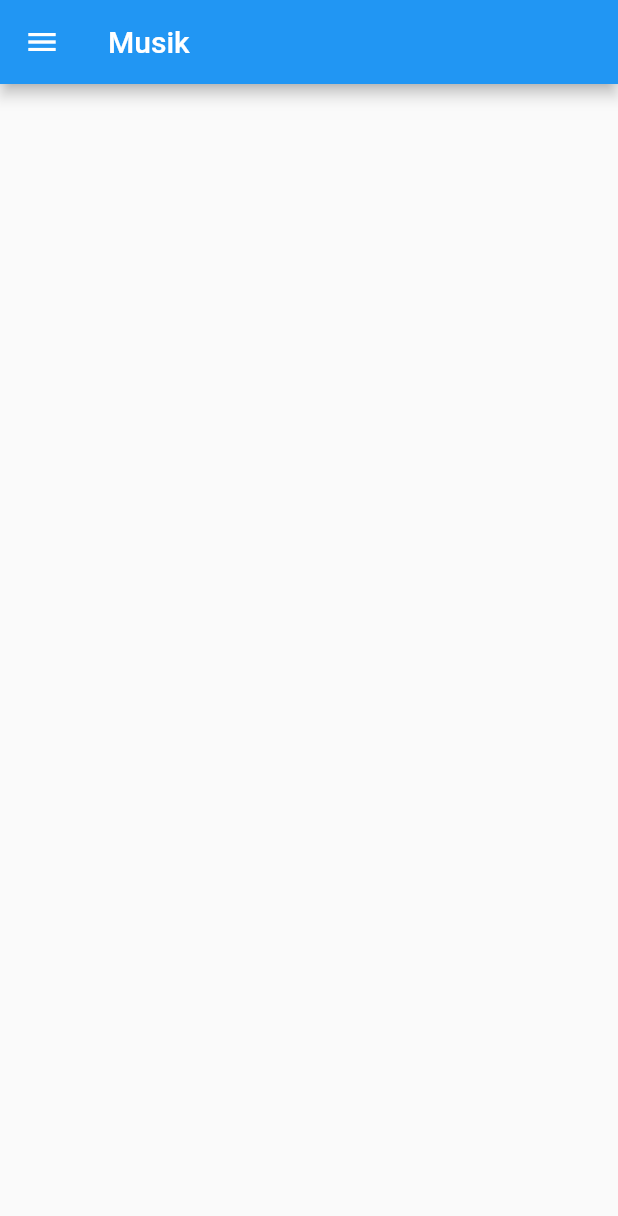
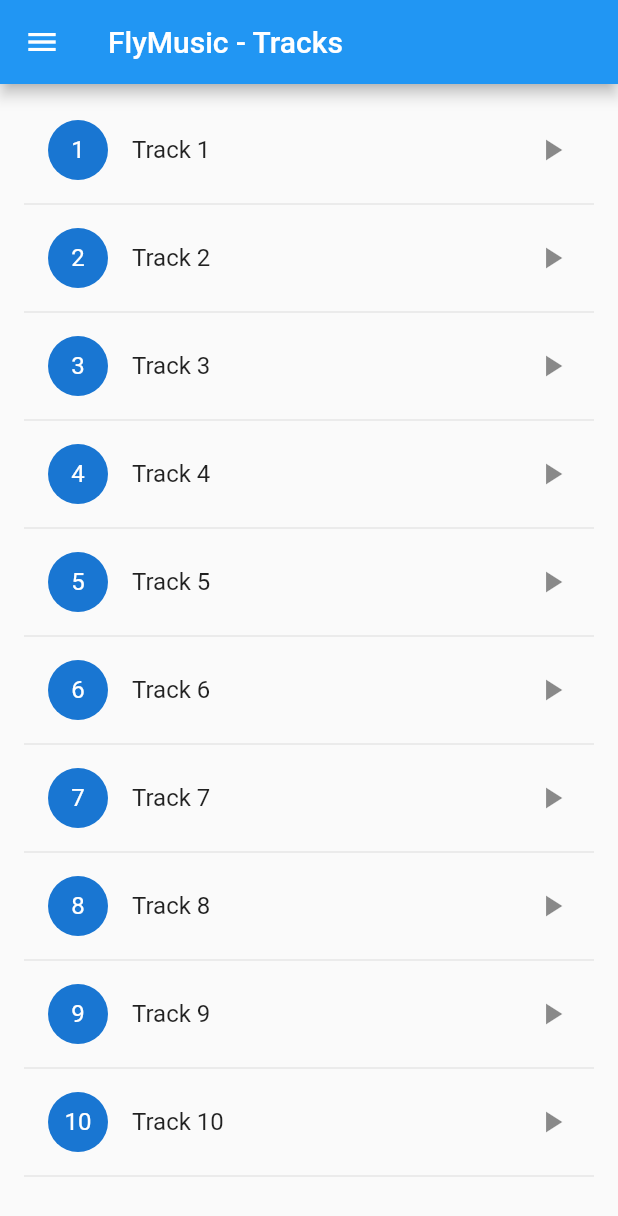
Before and after one commit to labtecs/FlyMusic, a Flutter app: the screen it shows after launch, on a phone screen of 412 x 824 dp. Shown: the top 1216 px of the screen. Run offline on Flutter 3.47's test engine with Material 2 defaults, Android fonts, the phone set to English and light mode, and no system bars.

Commit message:
Track list screen

```diff
--- a/lib/screens/main_screen.dart
+++ b/lib/screens/main_screen.dart
@@ -1,5 +1,6 @@
 import 'package:flutter/material.dart';
 import 'package:flymusic/screens/drawer_screen.dart';
+import 'package:flymusic/screens/track_list_screen.dart';
 
 class StartScreen extends StatefulWidget {
   @override
@@ -12,8 +13,9 @@ class _StartScreenState extends State<StartScreen> {
     return Scaffold(
       drawer: DrawerScreen(),
       appBar: AppBar(
-        title: Text("Musik"),
+        title: Text("FlyMusic - Tracks"),
       ),
+      body: TrackList(),
     );
   }
 }
--- /dev/null
+++ b/lib/screens/track_list_screen.dart
@@ -0,0 +1,34 @@
+import 'package:flutter/cupertino.dart';
+import 'package:flutter/material.dart';
+
+class TrackList extends StatefulWidget {
+  @override
+  _TrackListState createState() => _TrackListState();
+}
+
+class _TrackListState extends State<TrackList> {
+  @override
+  final numItems = 20;
+
+  Widget _buildRow(int idx) {
+    return ListTile(
+      leading: CircleAvatar(
+        child: Text('$idx'),
+      ),
+      title: Text('Track $idx'),
+      trailing: Icon(Icons.play_arrow),
+    );
+  }
+
+  Widget build(BuildContext context) {
+    return ListView.builder(
+        itemCount: numItems,
+        padding: const EdgeInsets.all(16.0),
+        itemBuilder: (BuildContext context, int i) {
+          if(i.isOdd) return Divider();
+          final index = i ~/ 2 +1;
+          return _buildRow(index);
+        }
+    );
+  }
+}
```
